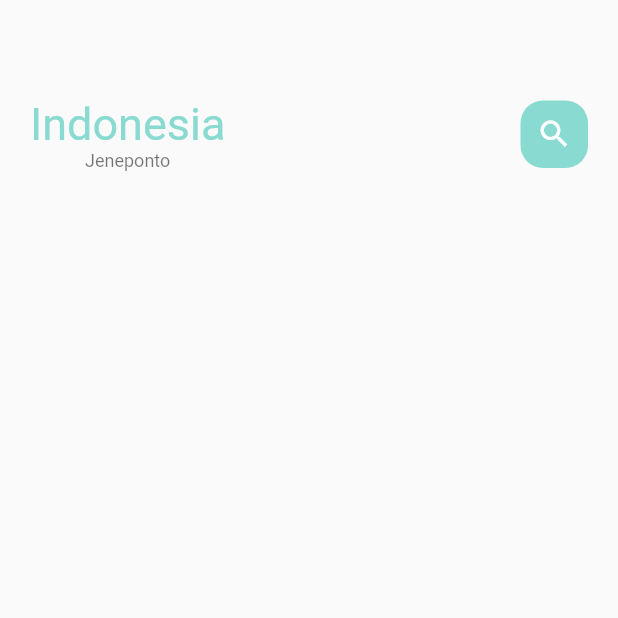
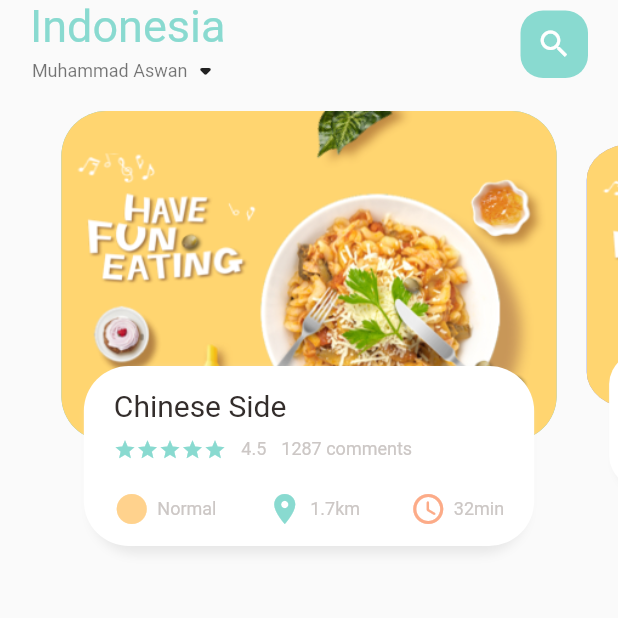
Before and after one commit to waandev/food_delivery, a Flutter app: the screen it shows after launch, on a phone screen of 412 x 824 dp, the top half of it. Run offline on Flutter 3.47's test engine with Material 2 defaults, Android fonts, the phone set to English and light mode, and no system bars.

Commit message:
add food_page_body

```diff
--- /dev/null
+++ b/lib/home/food_page_body.dart
@@ -0,0 +1,186 @@
+import 'package:flutter/material.dart';
+import 'package:food_delivery/utils/colors.dart';
+import 'package:food_delivery/widgets/big_text.dart';
+import 'package:food_delivery/widgets/icon_and_text_widget.dart';
+import 'package:food_delivery/widgets/small_text.dart';
+
+class FoodPageBody extends StatefulWidget {
+  const FoodPageBody({super.key});
+
+  @override
+  State<FoodPageBody> createState() => _FoodPageBodyState();
+}
+
+class _FoodPageBodyState extends State<FoodPageBody> {
+  PageController pageController = PageController(viewportFraction: 0.85);
+  var _currPageValue = 0.0;
+  double _scaleFactor = 0.8;
+  double _height = 220;
+
+  @override
+  void initState() {
+    super.initState();
+    pageController.addListener(() {
+      setState(() {
+        _currPageValue = pageController.page!;
+      });
+    });
+  }
+
+  @override
+  void dispose() {
+    pageController.dispose();
+  }
+
+  @override
+  Widget build(BuildContext context) {
+    return Container(
+      // color: Colors.redAccent,
+      height: 320,
+      child: PageView.builder(
+          controller: pageController,
+          itemCount: 5,
+          itemBuilder: (context, position) {
+            return _buildPageItem(position);
+          }),
+    );
+  }
+
+  Widget _buildPageItem(int index) {
+    Matrix4 matrix = new Matrix4.identity();
+    if (index == _currPageValue.floor()) {
+      var currScale = 1 - (_currPageValue - index) * (1 - _scaleFactor);
+      var currTrans = _height * (1 - currScale) / 2;
+      matrix = Matrix4.diagonal3Values(1, currScale, 1)
+        ..setTranslationRaw(0, currTrans, 0);
+    } else if (index == _currPageValue.floor() + 1) {
+      var currScale =
+          _scaleFactor + (_currPageValue - index + 1) * (1 - _scaleFactor);
+      var currTrans = _height * (1 - currScale) / 2;
+      matrix = Matrix4.diagonal3Values(1, currScale, 1);
+      matrix = Matrix4.diagonal3Values(1, currScale, 1)
+        ..setTranslationRaw(0, currTrans, 0);
+    } else if (index == _currPageValue.floor() - 1) {
+      var currScale = 1 - (_currPageValue - index) * (1 - _scaleFactor);
+      var currTrans = _height * (1 - currScale) / 2;
+      matrix = Matrix4.diagonal3Values(1, currScale, 1);
+      matrix = Matrix4.diagonal3Values(1, currScale, 1)
+        ..setTranslationRaw(0, currTrans, 0);
+    } else {
+      var currScale = 0.8;
+      matrix = Matrix4.diagonal3Values(1, currScale, 1)
+        ..setTranslationRaw(0, _height * (1 - _scaleFactor) / 2, 1);
+    }
+
+    return Transform(
+      transform: matrix,
+      child: Stack(
+        children: [
+          Container(
+            height: 220,
+            margin: EdgeInsets.only(left: 10, right: 10),
+            decoration: BoxDecoration(
+              borderRadius: BorderRadius.circular(30),
+              color: index.isEven ? Color(0xFF69c5df) : Color(0xFF9294cc),
+              image: DecorationImage(
+                fit: BoxFit.cover,
+                image: AssetImage(
+                  "assets/image/food0.png",
+                ),
+              ),
+            ),
+          ),
+          Align(
+            alignment: Alignment.bottomCenter,
+            child: Container(
+              height: 120,
+              margin: EdgeInsets.only(left: 30, right: 30, bottom: 30),
+              decoration: BoxDecoration(
+                borderRadius: BorderRadius.circular(30),
+                color: Colors.white,
+                boxShadow: [
+                  BoxShadow(
+                    color: Color(0xFFe8e8e8),
+                    blurRadius: 5.0,
+                    offset: Offset(0, 5),
+                  ),
+                  BoxShadow(
+                    color: Colors.white,
+                    offset: Offset(-5, 0),
+                  ),
+                  BoxShadow(
+                    color: Colors.white,
+                    offset: Offset(5, 0),
+                  ),
+                ],
+              ),
+              child: Container(
+                padding: EdgeInsets.only(top: 15, left: 15, right: 15),
+                child: Column(
+                  crossAxisAlignment: CrossAxisAlignment.start,
+                  children: [
+                    BigText(text: "Chinese Side"),
+                    SizedBox(
+                      height: 10,
+                    ),
+                    Row(
+                      children: [
+                        Wrap(
+                          children: List.generate(
+                            5,
+                            (index) {
+                              return Icon(
+                                Icons.star,
+                                color: AppColors.mainColor,
+                                size: 15,
+                              );
+                            },
+                          ),
+                        ),
+                        SizedBox(
+                          width: 10,
+                        ),
+                        SmallText(
+                          text: "4.5",
+                        ),
+                        SizedBox(
+                          width: 10,
+                        ),
+                        SmallText(
+                          text: "1287 comments",
+                        ),
+                      ],
+                    ),
+                    SizedBox(
+                      height: 20,
+                    ),
+                    Row(
+                      mainAxisAlignment: MainAxisAlignment.spaceBetween,
+                      children: [
+                        IconAndTextWidget(
+                          icon: Icons.circle_sharp,
+                          text: "Normal",
+                          iconColor: AppColors.iconColor1,
+                        ),
+                        IconAndTextWidget(
+                          icon: Icons.location_on,
+                          text: "1.7km",
+                          iconColor: AppColors.mainColor,
+                        ),
+                        IconAndTextWidget(
+                          icon: Icons.access_time_rounded,
+                          text: "32min",
+                          iconColor: AppColors.iconColor2,
+                        ),
+                      ],
+                    ),
+                  ],
+                ),
+              ),
+            ),
+          ),
+        ],
+      ),
+    );
+  }
+}
--- a/lib/home/main_food_page.dart
+++ b/lib/home/main_food_page.dart
@@ -1,4 +1,5 @@
 import 'package:flutter/material.dart';
+import 'package:food_delivery/home/food_page_body.dart';
 import 'package:food_delivery/utils/colors.dart';
 import 'package:food_delivery/widgets/big_text.dart';
 import 'package:food_delivery/widgets/small_text.dart';
@@ -14,11 +15,12 @@ class _MainFoodPageState extends State<MainFoodPage> {
   @override
   Widget build(BuildContext context) {
     return Scaffold(
-      body: Column(
+      body: SafeArea(
+        child: Column(
           children: [
             Container(
               child: Container(
-              margin: EdgeInsets.only(top: 65, bottom: 15),
+                margin: EdgeInsets.only(bottom: 15),
                 padding: EdgeInsets.only(left: 20, right: 20),
                 child: Row(
                   mainAxisAlignment: MainAxisAlignment.spaceBetween,
@@ -30,9 +32,14 @@ class _MainFoodPageState extends State<MainFoodPage> {
                           color: AppColors.mainColor,
                           size: 30,
                         ),
+                        Row(
+                          children: [
                             SmallText(
-                        text: "Jeneponto",
+                              text: "Muhammad Aswan",
                               color: Colors.black54,
+                            ),
+                            Icon(Icons.arrow_drop_down_rounded),
+                          ],
                         )
                       ],
                     ),
@@ -54,7 +61,9 @@ class _MainFoodPageState extends State<MainFoodPage> {
                 ),
               ),
             ),
+            FoodPageBody(),
           ],
+        ),
       ),
     );
   }
--- /dev/null
+++ b/lib/widgets/icon_and_text_widget.dart
@@ -0,0 +1,33 @@
+import 'package:flutter/material.dart';
+import 'package:food_delivery/widgets/small_text.dart';
+
+class IconAndTextWidget extends StatelessWidget {
+  final IconData icon;
+  final String text;
+  final Color iconColor;
+
+  const IconAndTextWidget(
+      {Key? key,
+      required this.icon,
+      required this.text,
+      required this.iconColor})
+      : super(key: key);
+
+  @override
+  Widget build(BuildContext context) {
+    return Row(
+      children: [
+        Icon(
+          icon,
+          color: iconColor,
+        ),
+        SizedBox(
+          width: 5,
+        ),
+        SmallText(
+          text: text,
+        ),
+      ],
+    );
+  }
+}
--- a/pubspec.yaml
+++ b/pubspec.yaml
@@ -31,6 +31,8 @@ environment:
 dependencies:
  flutter:
   sdk: flutter
+ get: ^4.1.4
+ dots_indicator: ^2.1.0
 
  # The following adds the Cupertino Icons font to your application.
  # Use with the CupertinoIcons class for iOS style icons.
```
Also changed, not shown: pubspec.lock. Lines whose indentation alone changed are shown as unchanged.
